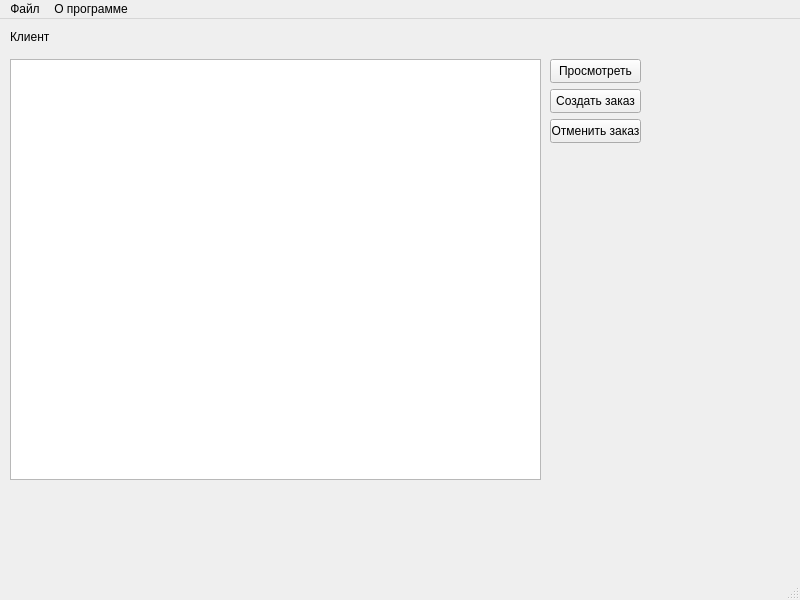
Before: the Qt Designer form mainwindowclient.ui in MukizuL/Retail-Sale-App, drawn with Qt 5.
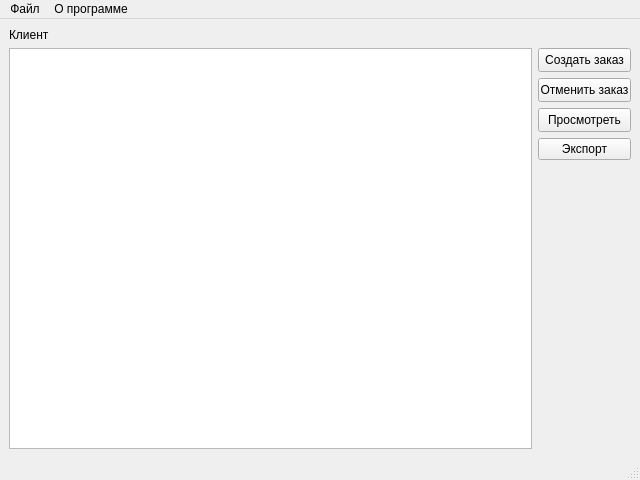
After: the same form once the commit is applied.

Commit message: Made "Create Order" handle

What changed in the file:
```diff
--- a/mainwindowclient.ui
+++ b/mainwindowclient.ui
@@ -6,83 +6,191 @@
    <rect>
     <x>0</x>
     <y>0</y>
-    <width>800</width>
-    <height>600</height>
+    <width>640</width>
+    <height>480</height>
    </rect>
   </property>
+  <property name="sizePolicy">
+   <sizepolicy hsizetype="Fixed" vsizetype="Fixed">
+    <horstretch>0</horstretch>
+    <verstretch>0</verstretch>
+   </sizepolicy>
+  </property>
+  <property name="minimumSize">
+   <size>
+    <width>640</width>
+    <height>480</height>
+   </size>
+  </property>
   <property name="windowTitle">
    <string>MainWindow</string>
   </property>
   <widget class="QWidget" name="centralwidget">
-   <widget class="QLabel" name="label">
-    <property name="geometry">
-     <rect>
-      <x>10</x>
-      <y>10</y>
-      <width>261</width>
-      <height>16</height>
-     </rect>
-    </property>
-    <property name="text">
-     <string>Клиент</string>
-    </property>
-   </widget>
-   <widget class="QPushButton" name="showButton_client">
-    <property name="geometry">
-     <rect>
-      <x>550</x>
-      <y>40</y>
-      <width>91</width>
-      <height>24</height>
-     </rect>
-    </property>
-    <property name="text">
-     <string>Просмотреть</string>
-    </property>
-   </widget>
-   <widget class="QTableView" name="tableView_client">
-    <property name="geometry">
-     <rect>
-      <x>10</x>
-      <y>40</y>
-      <width>531</width>
-      <height>421</height>
-     </rect>
-    </property>
-   </widget>
-   <widget class="QPushButton" name="create_orderButton_client">
-    <property name="geometry">
-     <rect>
-      <x>550</x>
-      <y>70</y>
-      <width>91</width>
-      <height>24</height>
-     </rect>
-    </property>
-    <property name="text">
-     <string>Создать заказ</string>
-    </property>
-   </widget>
-   <widget class="QPushButton" name="delete_orderButton_client">
-    <property name="geometry">
-     <rect>
-      <x>550</x>
-      <y>100</y>
-      <width>91</width>
-      <height>24</height>
-     </rect>
-    </property>
-    <property name="text">
-     <string>Отменить заказ</string>
-    </property>
-   </widget>
+   <layout class="QVBoxLayout" name="verticalLayout_2">
+    <item>
+     <widget class="QLabel" name="label">
+      <property name="sizePolicy">
+       <sizepolicy hsizetype="Preferred" vsizetype="Fixed">
+        <horstretch>0</horstretch>
+        <verstretch>0</verstretch>
+       </sizepolicy>
+      </property>
+      <property name="maximumSize">
+       <size>
+        <width>16777215</width>
+        <height>16</height>
+       </size>
+      </property>
+      <property name="text">
+       <string>Клиент</string>
+      </property>
+     </widget>
+    </item>
+    <item>
+     <layout class="QHBoxLayout" name="horizontalLayout">
+      <item>
+       <widget class="QTableView" name="tableView_client">
+        <property name="sizePolicy">
+         <sizepolicy hsizetype="MinimumExpanding" vsizetype="MinimumExpanding">
+          <horstretch>0</horstretch>
+          <verstretch>0</verstretch>
+         </sizepolicy>
+        </property>
+        <property name="minimumSize">
+         <size>
+          <width>256</width>
+          <height>256</height>
+         </size>
+        </property>
+        <property name="autoFillBackground">
+         <bool>false</bool>
+        </property>
+        <property name="sizeAdjustPolicy">
+         <enum>QAbstractScrollArea::AdjustToContents</enum>
+        </property>
+        <property name="editTriggers">
+         <set>QAbstractItemView::NoEditTriggers</set>
+        </property>
+        <property name="selectionBehavior">
+         <enum>QAbstractItemView::SelectRows</enum>
+        </property>
+        <attribute name="horizontalHeaderStretchLastSection">
+         <bool>true</bool>
+        </attribute>
+       </widget>
+      </item>
+      <item>
+       <layout class="QVBoxLayout" name="verticalLayout">
+        <property name="sizeConstraint">
+         <enum>QLayout::SetMinimumSize</enum>
+        </property>
+        <item>
+         <widget class="QPushButton" name="create_orderButton_client">
+          <property name="sizePolicy">
+           <sizepolicy hsizetype="Minimum" vsizetype="Fixed">
+            <horstretch>0</horstretch>
+            <verstretch>0</verstretch>
+           </sizepolicy>
+          </property>
+          <property name="minimumSize">
+           <size>
+            <width>93</width>
+            <height>24</height>
+           </size>
+          </property>
+          <property name="maximumSize">
+           <size>
+            <width>93</width>
+            <height>24</height>
+           </size>
+          </property>
+          <property name="text">
+           <string>Создать заказ</string>
+          </property>
+         </widget>
+        </item>
+        <item>
+         <widget class="QPushButton" name="delete_orderButton_client">
+          <property name="sizePolicy">
+           <sizepolicy hsizetype="Minimum" vsizetype="Fixed">
+            <horstretch>0</horstretch>
+            <verstretch>0</verstretch>
+           </sizepolicy>
+          </property>
+          <property name="minimumSize">
+           <size>
+            <width>93</width>
+            <height>24</height>
+           </size>
+          </property>
+          <property name="maximumSize">
+           <size>
+            <width>93</width>
+            <height>24</height>
+           </size>
+          </property>
+          <property name="text">
+           <string>Отменить заказ</string>
+          </property>
+         </widget>
+        </item>
+        <item>
+         <widget class="QPushButton" name="showButton_client">
+          <property name="sizePolicy">
+           <sizepolicy hsizetype="Minimum" vsizetype="Fixed">
+            <horstretch>0</horstretch>
+            <verstretch>0</verstretch>
+           </sizepolicy>
+          </property>
+          <property name="minimumSize">
+           <size>
+            <width>93</width>
+            <height>24</height>
+           </size>
+          </property>
+          <property name="maximumSize">
+           <size>
+            <width>93</width>
+            <height>24</height>
+           </size>
+          </property>
+          <property name="text">
+           <string>Просмотреть</string>
+          </property>
+         </widget>
+        </item>
+        <item>
+         <widget class="QPushButton" name="pushButton_export">
+          <property name="text">
+           <string>Экспорт</string>
+          </property>
+         </widget>
+        </item>
+        <item>
+         <spacer name="verticalSpacer">
+          <property name="orientation">
+           <enum>Qt::Vertical</enum>
+          </property>
+          <property name="sizeHint" stdset="0">
+           <size>
+            <width>20</width>
+            <height>40</height>
+           </size>
+          </property>
+         </spacer>
+        </item>
+       </layout>
+      </item>
+     </layout>
+    </item>
+   </layout>
   </widget>
   <widget class="QMenuBar" name="menubar">
    <property name="geometry">
     <rect>
      <x>0</x>
      <y>0</y>
-     <width>800</width>
+     <width>640</width>
      <height>21</height>
     </rect>
    </property>
```
Left out of the diff: 2 changed lines with no effect on the pictures. The commit also changes 6 other files.
